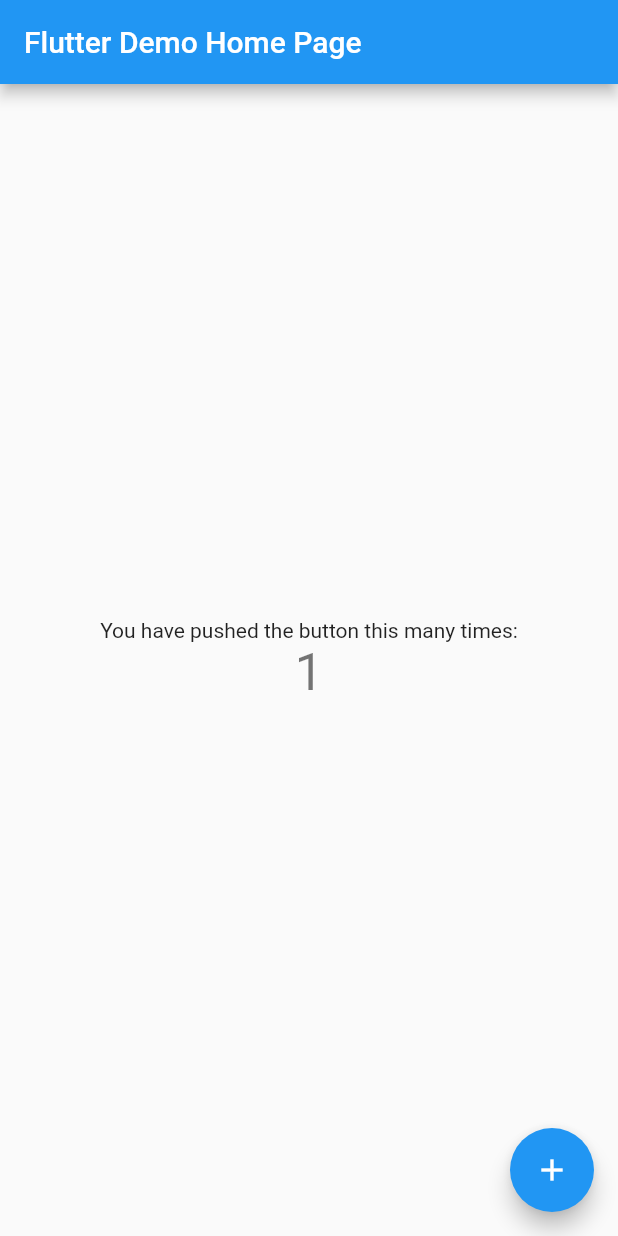
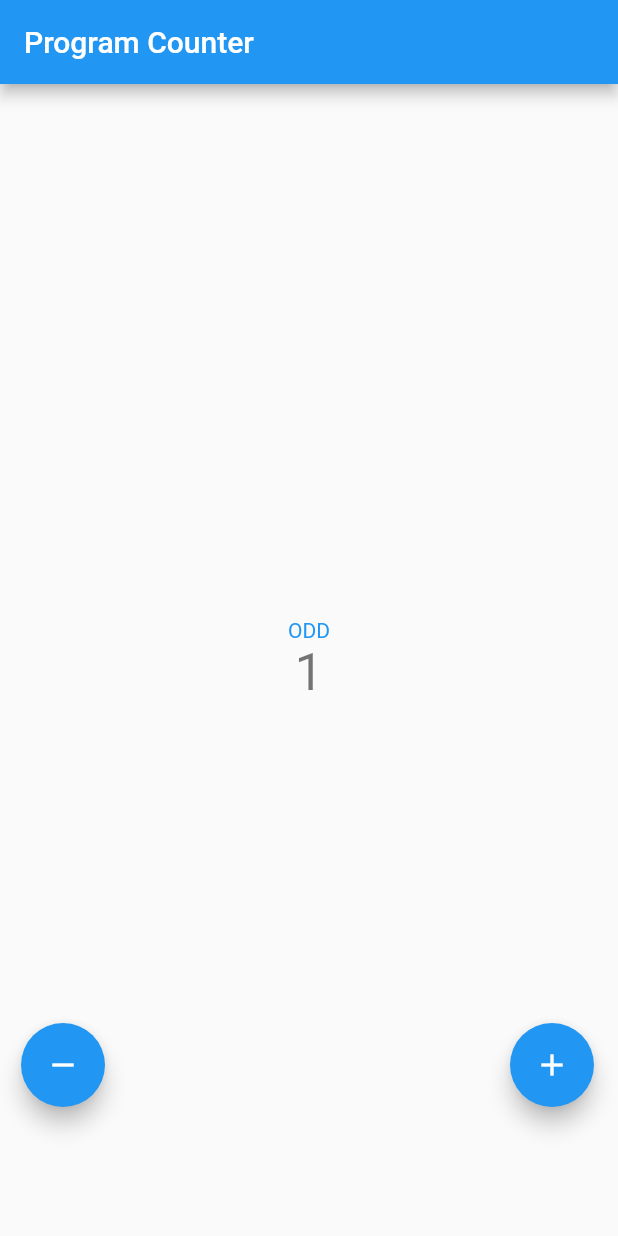
Before and after one commit to Synchx00/pbp-flutter-lab, a Flutter app: the MyHomePage screen opened directly, after a tap on the "add" icon, on a phone screen of 412 x 824 dp. Run offline on Flutter 3.47's test engine with Material 2 defaults, Android fonts, the phone set to English and light mode, and no system bars.

Commit message:
Tugas 7: Elemen Dasar Flutter

```diff
--- a/lib/main.dart
+++ b/lib/main.dart
@@ -13,33 +13,15 @@ class MyApp extends StatelessWidget {
     return MaterialApp(
       title: 'Flutter Demo',
       theme: ThemeData(
-        // This is the theme of your application.
-        //
-        // Try running your application with "flutter run". You'll see the
-        // application has a blue toolbar. Then, without quitting the app, try
-        // changing the primarySwatch below to Colors.green and then invoke
-        // "hot reload" (press "r" in the console where you ran "flutter run",
-        // or simply save your changes to "hot reload" in a Flutter IDE).
-        // Notice that the counter didn't reset back to zero; the application
-        // is not restarted.
         primarySwatch: Colors.blue,
       ),
-      home: const MyHomePage(title: 'Flutter Demo Home Page'),
+      home: const MyHomePage(title: 'Program Counter'),
     );
   }
 }
 
 class MyHomePage extends StatefulWidget {
   const MyHomePage({super.key, required this.title});
-
-  // This widget is the home page of your application. It is stateful, meaning
-  // that it has a State object (defined below) that contains fields that affect
-  // how it looks.
-
-  // This class is the configuration for the state. It holds the values (in this
-  // case the title) provided by the parent (in this case the App widget) and
-  // used by the build method of the State. Fields in a Widget subclass are
-  // always marked "final".
 
   final String title;
 
@@ -49,54 +31,45 @@ class MyHomePage extends StatefulWidget {
 
 class _MyHomePageState extends State<MyHomePage> {
   int _counter = 0;
+  bool _isVisible = false;
 
   void _incrementCounter() {
     setState(() {
-      // This call to setState tells the Flutter framework that something has
-      // changed in this State, which causes it to rerun the build method below
-      // so that the display can reflect the updated values. If we changed
-      // _counter without calling setState(), then the build method would not be
-      // called again, and so nothing would appear to happen.
       _counter++;
+      _setVisible();
+    });
+  }
+
+  void _decrementCounter() {
+    setState(() {
+      if (_counter > 0) {
+        _counter--;
+      }
+      _setVisible();
+    });
+  }
+
+  void _setVisible() {
+    setState(() {
+      _counter != 0 ? _isVisible = true : _isVisible = false;
     });
   }
 
   @override
   Widget build(BuildContext context) {
-    // This method is rerun every time setState is called, for instance as done
-    // by the _incrementCounter method above.
-    //
-    // The Flutter framework has been optimized to make rerunning build methods
-    // fast, so that you can just rebuild anything that needs updating rather
-    // than having to individually change instances of widgets.
     return Scaffold(
       appBar: AppBar(
-        // Here we take the value from the MyHomePage object that was created by
-        // the App.build method, and use it to set our appbar title.
         title: Text(widget.title),
       ),
       body: Center(
-        // Center is a layout widget. It takes a single child and positions it
-        // in the middle of the parent.
         child: Column(
-          // Column is also a layout widget. It takes a list of children and
-          // arranges them vertically. By default, it sizes itself to fit its
-          // children horizontally, and tries to be as tall as its parent.
-          //
-          // Invoke "debug painting" (press "p" in the console, choose the
-          // "Toggle Debug Paint" action from the Flutter Inspector in Android
-          // Studio, or the "Toggle Debug Paint" command in Visual Studio Code)
-          // to see the wireframe for each widget.
-          //
-          // Column has various properties to control how it sizes itself and
-          // how it positions its children. Here we use mainAxisAlignment to
-          // center the children vertically; the main axis here is the vertical
-          // axis because Columns are vertical (the cross axis would be
-          // horizontal).
           mainAxisAlignment: MainAxisAlignment.center,
           children: <Widget>[
-            const Text(
-              'You have pushed the button this many times:',
+            Text(
+              _counter % 2 == 0 ? "EVEN" : "ODD",
+              style: TextStyle(
+                color: _counter % 2 == 0 ? Colors.red : Colors.blue
+              ),
             ),
             Text(
               '$_counter',
@@ -105,11 +78,27 @@ class _MyHomePageState extends State<MyHomePage> {
           ],
         ),
       ),
-      floatingActionButton: FloatingActionButton(
-        onPressed: _incrementCounter,
-        tooltip: 'Increment',
-        child: const Icon(Icons.add),
-      ), // This trailing comma makes auto-formatting nicer for build methods.
+      floatingActionButton: Padding(
+        padding: EdgeInsets.only(bottom: 70, left: 30),
+        child: Row(
+          mainAxisAlignment: MainAxisAlignment.spaceBetween,
+          children: [
+            Visibility(
+              visible: _isVisible,
+              child: FloatingActionButton(
+                onPressed: _decrementCounter,
+                tooltip: 'Decrement',
+                child: const Icon(Icons.remove),
+              ),
+            ),
+            FloatingActionButton(
+              onPressed: _incrementCounter,
+              tooltip: 'Increment',
+              child: const Icon(Icons.add),
+            )
+          ],
+        ),
+      ),
     );
   }
 }
```
